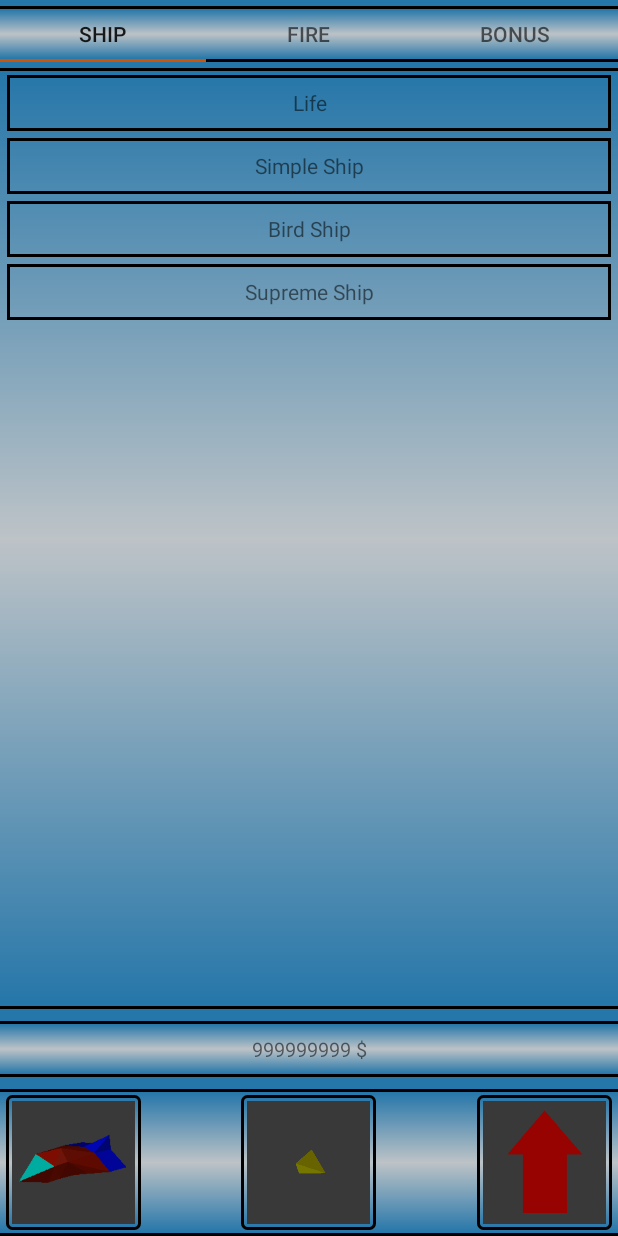
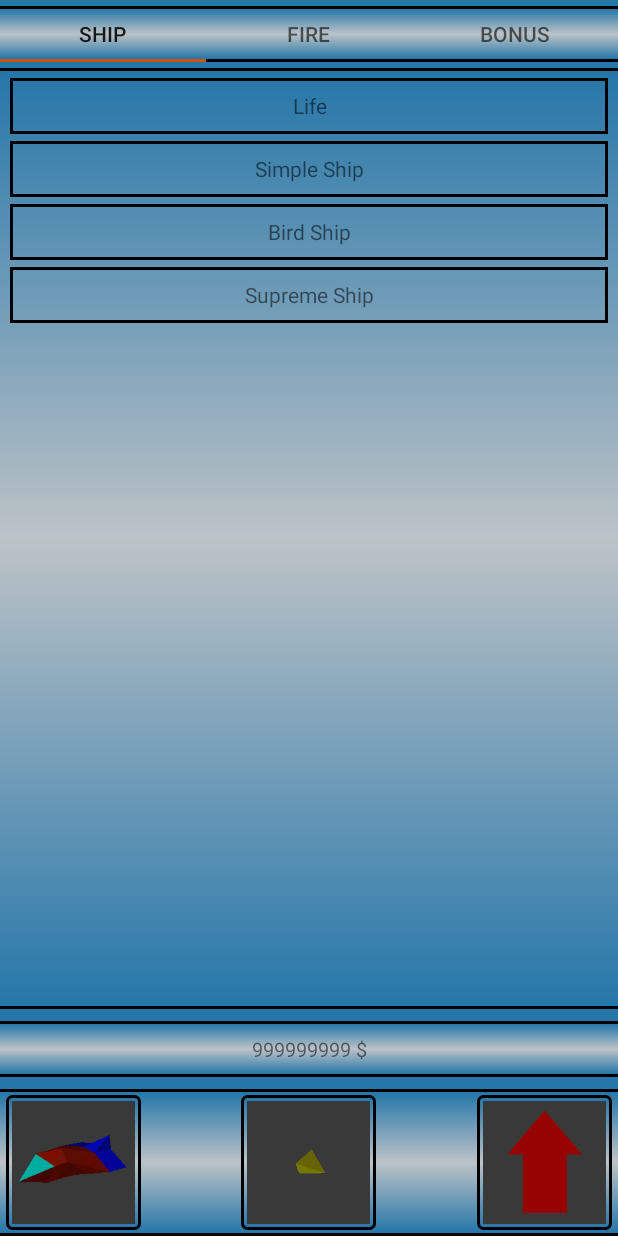
Before and after one commit to Ipsedo/OdySpace, an Android app: the ShopActivity screen opened directly, with no data from a screen before it, on a phone screen of 412 x 824 dp. Run offline under Robolectric (Android 15) with nearby library versions, the phone set to English and light mode, and no system bars; 1 statement that could not run was skipped.

Commit message:
UTF8 pour button + add Button dans control package -> à finir

```diff
--- a/app/src/main/java/com/samuelberrien/odyspace/shop/ShopActivity.java
+++ b/app/src/main/java/com/samuelberrien/odyspace/shop/ShopActivity.java
@@ -111,7 +111,7 @@ public class ShopActivity extends AppCompatActivity {
 		AlertDialog pauseDialog = new AlertDialog.Builder(this)
 				.setTitle("Item chooser")
 				.setView(v)
-				.setPositiveButton("Ok", new DialogInterface.OnClickListener() {
+				.setPositiveButton("▼", new DialogInterface.OnClickListener() {
 					@Override
 					public void onClick(DialogInterface dialogInterface, int i) {
 					}
--- a/app/src/main/res/layout-land/activity_shop.xml
+++ b/app/src/main/res/layout-land/activity_shop.xml
@@ -13,17 +13,6 @@
         android:layout_width="match_parent"
         android:layout_height="match_parent"
         android:layout_weight="0.5">
-
-        <!--<Button
-            android:id="@+id/buy_button"
-            android:layout_width="match_parent"
-            android:layout_height="@dimen/components_height_main"
-            android:layout_alignParentTop="true"
-            android:layout_margin="@dimen/margin_shop"
-            android:background="@drawable/transition_button_main"
-            android:textAllCaps="false"
-            android:textSize="@dimen/shop_text_size" />-->
-
 
         <TextView
             android:id="@+id/shop_curr_money_text_view"
@@ -102,6 +91,7 @@
             android:layout_margin="@dimen/margin_shop"
             android:background="@drawable/button_main"
             android:orientation="vertical"
+            android:padding="@dimen/strokes_width"
             android:textSize="@dimen/shop_text_size"/>
     </RelativeLayout>
 
--- a/app/src/main/res/layout/activity_shop.xml
+++ b/app/src/main/res/layout/activity_shop.xml
@@ -15,8 +15,8 @@
         android:layout_alignParentTop="true"
         android:layout_marginTop="@dimen/margin_shop"
         android:background="@drawable/drawable_shop"
-        app:tabIndicatorColor="@color/pumpkin"
-        app:tabGravity="fill"/>
+        app:tabGravity="fill"
+        app:tabIndicatorColor="@color/pumpkin"/>
 
     <android.support.v4.view.ViewPager
         android:id="@+id/shop_view_pager"
@@ -27,8 +27,9 @@
         android:layout_marginBottom="@dimen/margin_shop"
         android:layout_marginTop="@dimen/margin_shop"
         android:background="@drawable/drawable_shop"
-        android:textSize="@dimen/shop_text_size"
-        android:orientation="vertical"/>
+        android:orientation="vertical"
+        android:padding="@dimen/strokes_width"
+        android:textSize="@dimen/shop_text_size"/>
 
     <RelativeLayout
         android:id="@+id/image_shop_layout"
```
Also changed, not shown: app/src/main/java/com/samuelberrien/odyspace/drawable/controls/Button.java (added, +149 -0 lines), app/src/main/java/com/samuelberrien/odyspace/main/MainActivity.java (+6 -5 lines).
